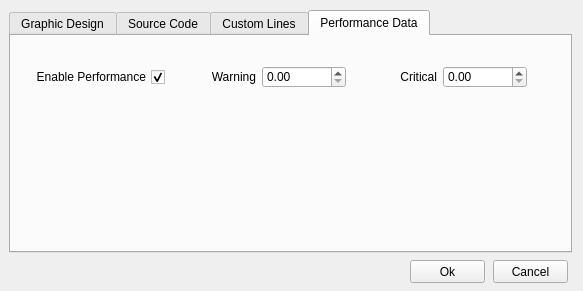
alyvix/alyvix, file alyvix/extra/robotide/qt_ui/alyvix_object_finder_properties_view.ui: the form before one commit.
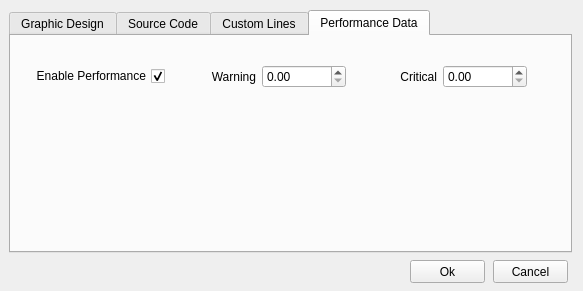
The form after the commit. The open tabs and pages were chosen to show the change.

Diff of the .ui file:
```diff
--- a/alyvix/extra/robotide/qt_ui/alyvix_object_finder_properties_view.ui
+++ b/alyvix/extra/robotide/qt_ui/alyvix_object_finder_properties_view.ui
@@ -431,9 +431,9 @@
      <property name="geometry">
       <rect>
        <x>19</x>
-       <y>30</y>
+       <y>10</y>
        <width>497</width>
-       <height>22</height>
+       <height>61</height>
       </rect>
      </property>
      <layout class="QGridLayout" name="gridLayout_3">
```
